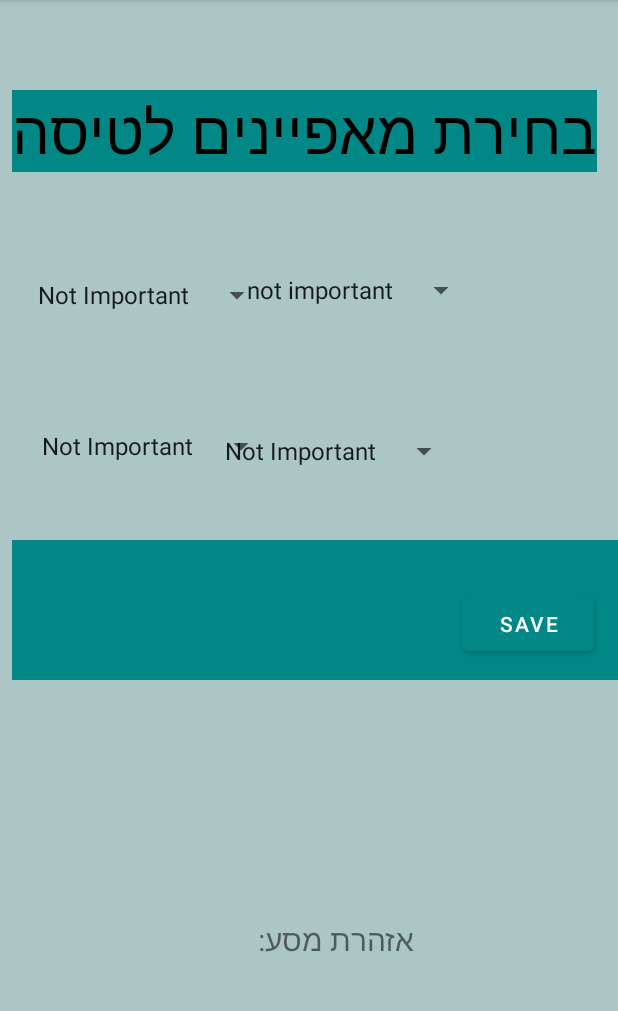
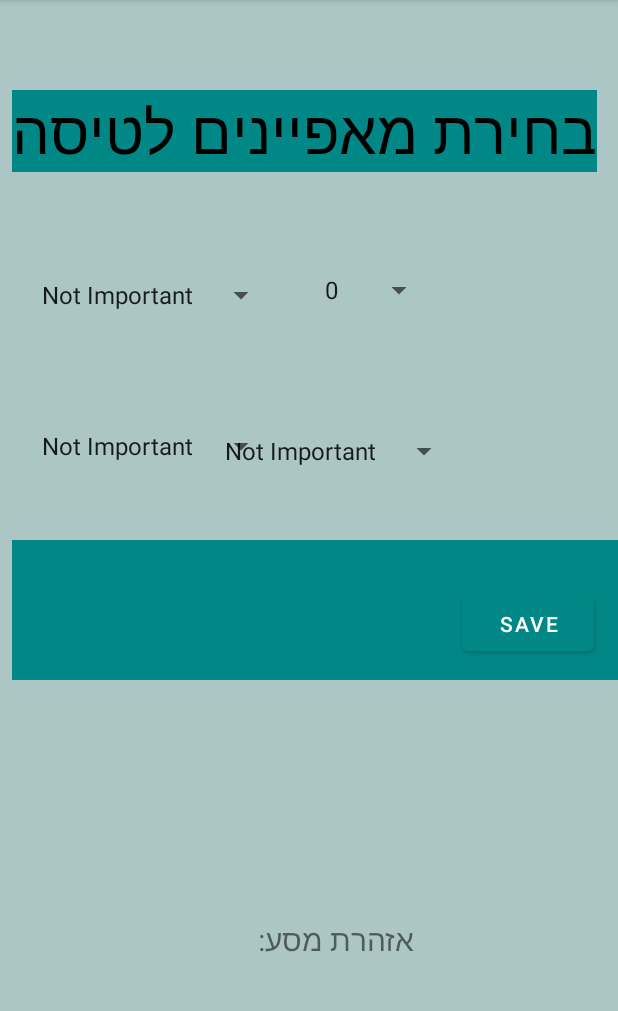
Before and after one commit to ng7897/ngAndroid, an Android app: the search1Main screen opened directly, with no data from a screen before it, on a phone screen of 412 x 824 dp, the part 84-1095 px from its top. Run offline under Robolectric (Android 15) with nearby library versions, the phone set to English and light mode, and no system bars; Roboto replaces fonts that are not available here.

Commit message:
if מושלם

```diff
--- a/app/src/main/res/layout/search1.xml
+++ b/app/src/main/res/layout/search1.xml
@@ -42,7 +42,7 @@
         android:layout_width="wrap_content"
         android:layout_height="wrap_content"
         android:layout_margin="20dp"
-        android:entries="@array/Spinner_weather"
+        android:entries="@array/Spinner_season"
         android:scrollbarSize="40dp"
         app:layout_constraintBottom_toBottomOf="parent"
         app:layout_constraintEnd_toStartOf="@+id/aSpinner1"
--- a/app/src/main/res/values/strings.xml
+++ b/app/src/main/res/values/strings.xml
@@ -28,7 +28,7 @@
         <item>Adult</item>
     </string-array>
     <string-array name="Spinner_HoursFlight">
-        <item>not important</item>
+        <item>0</item>
         <item>1</item>
         <item>2</item>
         <item>3</item>
@@ -48,7 +48,7 @@
         <item>Beach</item>
         <item>Landscape</item>
     </string-array>
-    <string-array name="Spinner_weather">
+    <string-array name="Spinner_season">
         <item>Not Important</item>
         <item>Summer</item>
         <item>Winter</item>
```
Also changed, not shown: app/src/main/java/com/example/tothedestination/FlyListMain.java (+9 -9 lines), app/src/main/java/com/example/tothedestination/search1Main.java (+12 -6 lines).
